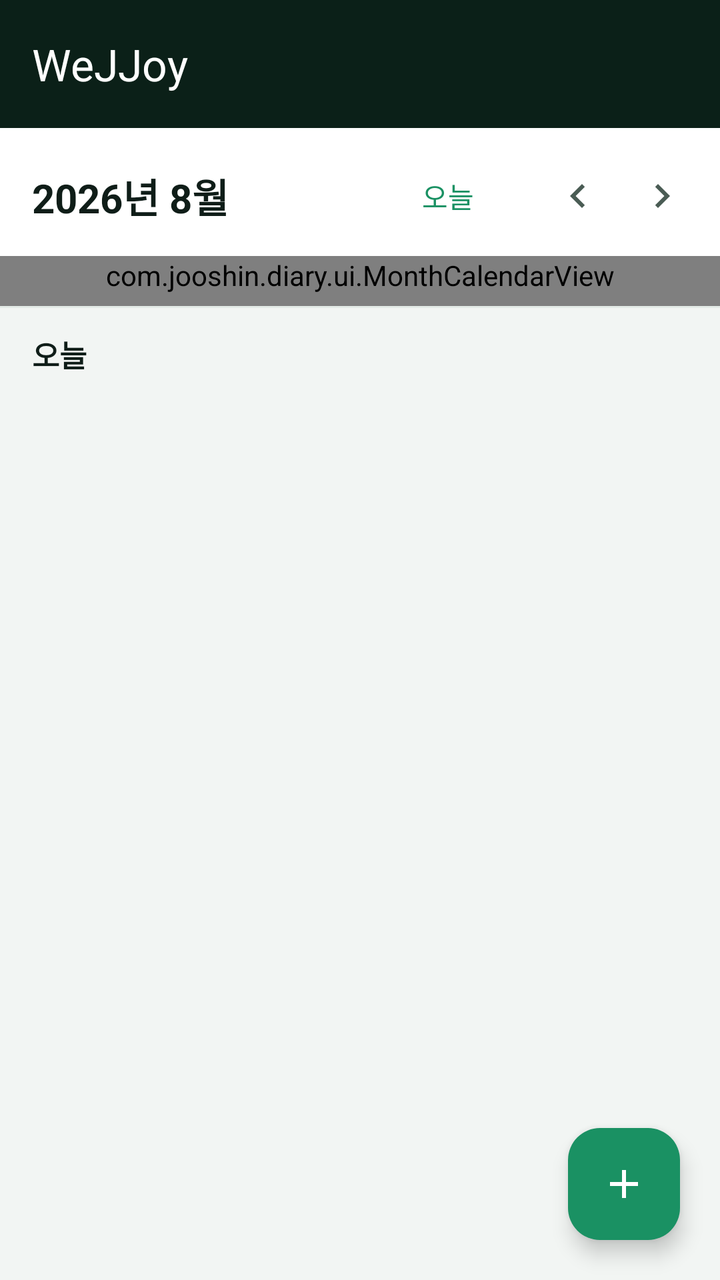
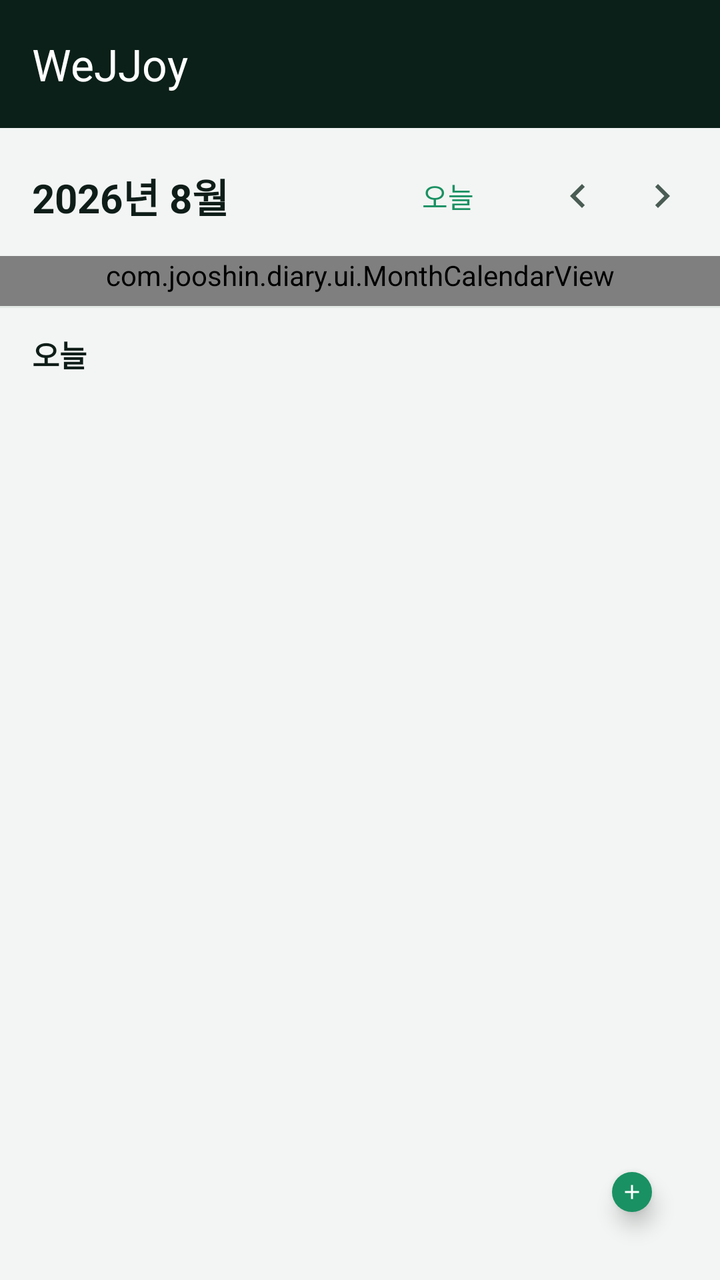

Two renders of the same Android screen: before a commit and after it. Below are the layout's source before the change and the commit's diff.
<!-- AndroidManifest.xml: application theme Theme.MyDiary -->
<!-- res/layout/activity_main.xml -->
<?xml version="1.0" encoding="utf-8"?>
<androidx.coordinatorlayout.widget.CoordinatorLayout
    xmlns:android="http://schemas.android.com/apk/res/android"
    xmlns:app="http://schemas.android.com/apk/res-auto"
    android:layout_width="match_parent"
    android:layout_height="match_parent"
    android:background="?android:attr/colorBackground">

    <com.google.android.material.appbar.AppBarLayout
        android:layout_width="match_parent"
        android:layout_height="wrap_content"
        android:fitsSystemWindows="true"
        app:elevation="0dp">

        <com.google.android.material.appbar.MaterialToolbar
            android:id="@+id/toolbar"
            android:layout_width="match_parent"
            android:layout_height="?attr/actionBarSize"
            android:background="?attr/appToolbar"
            android:theme="@style/ThemeOverlay.MaterialComponents.Dark.ActionBar"
            app:title="WeJJoy"
            app:titleTextColor="@color/white" />

        
        <LinearLayout
            android:layout_width="match_parent"
            android:layout_height="wrap_content"
            android:orientation="vertical"
            app:layout_scrollFlags="scroll|enterAlways">

            <LinearLayout
                android:layout_width="match_parent"
                android:layout_height="wrap_content"
                android:orientation="horizontal"
                android:gravity="center_vertical"
                android:paddingStart="12dp"
                android:paddingEnd="8dp"
                android:paddingTop="10dp"
                android:paddingBottom="6dp">

                <TextView
                    android:id="@+id/tvMonthTitle"
                    android:layout_width="0dp"
                    android:layout_height="wrap_content"
                    android:layout_weight="1"
                    android:background="?attr/selectableItemBackground"
                    android:padding="4dp"
                    android:text="2026년 8월"
                    android:textColor="?attr/colorOnSurface"
                    android:textSize="20sp"
                    android:textStyle="bold" />

                <com.google.android.material.button.MaterialButton
                    android:id="@+id/btnToday"
                    style="@style/Widget.Material3.Button.TextButton"
                    android:layout_width="wrap_content"
                    android:layout_height="wrap_content"
                    android:text="오늘" />

                <ImageButton
                    android:id="@+id/btnPrevMonth"
                    android:layout_width="42dp"
                    android:layout_height="42dp"
                    android:background="?attr/selectableItemBackgroundBorderless"
                    android:contentDescription="이전 달"
                    android:src="@drawable/ic_chevron_left"
                    app:tint="?attr/colorOnSurfaceVariant" />

                <ImageButton
                    android:id="@+id/btnNextMonth"
                    android:layout_width="42dp"
                    android:layout_height="42dp"
                    android:background="?attr/selectableItemBackgroundBorderless"
                    android:contentDescription="다음 달"
                    android:src="@drawable/ic_chevron_right"
                    app:tint="?attr/colorOnSurfaceVariant" />
            </LinearLayout>

            <com.jooshin.diary.ui.MonthCalendarView
                android:id="@+id/calendarView"
                android:layout_width="match_parent"
                android:layout_height="wrap_content"
                android:paddingStart="6dp"
                android:paddingEnd="6dp"
                android:paddingBottom="6dp" />

            <View
                android:layout_width="match_parent"
                android:layout_height="1dp"
                android:background="?attr/colorOutlineVariant" />
        </LinearLayout>
    </com.google.android.material.appbar.AppBarLayout>

    <LinearLayout
        android:layout_width="match_parent"
        android:layout_height="match_parent"
        android:orientation="vertical"
        app:layout_behavior="@string/appbar_scrolling_view_behavior">

        <LinearLayout
            android:layout_width="match_parent"
            android:layout_height="wrap_content"
            android:orientation="horizontal"
            android:gravity="center_vertical|bottom"
            android:paddingStart="16dp"
            android:paddingEnd="16dp"
            android:paddingTop="12dp"
            android:paddingBottom="1dp">

            <TextView
                android:id="@+id/tvSelectedDate"
                android:layout_width="wrap_content"
                android:layout_height="wrap_content"
                android:text="오늘"
                android:textColor="?attr/colorOnSurface"
                android:textSize="15sp"
                android:textStyle="bold" />

            <TextView
                android:id="@+id/tvSelectedLunar"
                android:layout_width="wrap_content"
                android:layout_height="wrap_content"
                android:layout_marginStart="6dp"
                android:text=""
                android:textColor="?attr/appTextMuted"
                android:textSize="12sp" />
        </LinearLayout>

        <TextView
            android:id="@+id/tvSelectedInfo"
            android:layout_width="match_parent"
            android:layout_height="wrap_content"
            android:ellipsize="end"
            android:maxLines="2"
            android:paddingStart="16dp"
            android:paddingEnd="16dp"
            android:paddingBottom="4dp"
            android:text=""
            android:textColor="?attr/appTextMuted"
            android:textSize="12sp" />

        <FrameLayout
            android:layout_width="match_parent"
            android:layout_height="0dp"
            android:layout_weight="1">

            <androidx.recyclerview.widget.RecyclerView
                android:id="@+id/recyclerEntries"
                android:layout_width="match_parent"
                android:layout_height="match_parent"
                android:clipToPadding="false"
                android:paddingStart="12dp"
                android:paddingEnd="12dp"
                android:paddingTop="4dp"
                android:paddingBottom="96dp" />

            <TextView
                android:id="@+id/tvEmpty"
                android:layout_width="wrap_content"
                android:layout_height="wrap_content"
                android:layout_gravity="center"
                android:text="이 날의 기록이 없습니다.\n아래 + 버튼으로 추가하세요."
                android:gravity="center"
                android:textColor="?attr/appTextMuted"
                android:textSize="14sp"
                android:visibility="gone" />
        </FrameLayout>
    </LinearLayout>

    <com.google.android.material.floatingactionbutton.FloatingActionButton
        android:id="@+id/fabAdd"
        android:layout_width="wrap_content"
        android:layout_height="wrap_content"
        android:layout_gravity="bottom|end"
        android:layout_margin="20dp"
        app:fabSize="mini"
        android:contentDescription="일기 추가"
        android:src="@drawable/ic_add"
        app:backgroundTint="?attr/colorPrimary"
        app:tint="@color/white" />
</androidx.coordinatorlayout.widget.CoordinatorLayout>
<!-- resources referenced by this layout -->
<resources>
  <color name="white">#FFFFFFFF</color>
  <!-- drawable ic_add (drawable) -->
  <vector xmlns:android="http://schemas.android.com/apk/res/android"
      android:width="24dp" android:height="24dp"
      android:viewportWidth="24" android:viewportHeight="24">
      <path android:fillColor="#000000"
          android:pathData="M19,13h-6v6h-2v-6H5v-2h6V5h2v6h6v2z" />
  </vector>
  <!-- drawable ic_chevron_left (drawable) -->
  <vector xmlns:android="http://schemas.android.com/apk/res/android"
      android:width="24dp" android:height="24dp"
      android:viewportWidth="24" android:viewportHeight="24">
      <path android:fillColor="#000000"
          android:pathData="M15.41,7.41L14,6l-6,6 6,6 1.41,-1.41L10.83,12z" />
  </vector>
  <!-- drawable ic_chevron_right (drawable) -->
  <vector xmlns:android="http://schemas.android.com/apk/res/android"
      android:width="24dp" android:height="24dp"
      android:viewportWidth="24" android:viewportHeight="24">
      <path android:fillColor="#000000"
          android:pathData="M10,6L8.59,7.41 13.17,12l-4.58,4.59L10,18l6,-6z" />
  </vector>
  <style name="Theme.MyDiary" parent="Theme.EnJJoy.Green" />
  <style name="Theme.EnJJoy.Green" parent="Theme.EnJJoy.Base">
          <item name="colorPrimary">@color/pg_accent</item>
          <item name="colorOnPrimary">@color/pg_on_selected</item>
          <item name="colorPrimaryContainer">@color/pg_accent</item>
          <item name="colorOnPrimaryContainer">@color/pg_on_selected</item>
          <item name="colorSecondary">@color/pg_accent</item>
          <item name="colorOnSecondary">@color/pg_on_selected</item>
          <item name="colorSecondaryContainer">@color/pg_mood_bg</item>
          <item name="colorOnSecondaryContainer">@color/pg_toolbar</item>
          <item name="colorSurface">@color/pg_surface</item>
          <item name="colorOnSurface">@color/pg_text_primary</item>
          <item name="colorSurfaceVariant">@color/pg_section</item>
          <item name="colorOnSurfaceVariant">@color/pg_text_secondary</item>
          <item name="colorOutline">@color/pg_stroke</item>
          <item name="colorOutlineVariant">@color/pg_divider</item>
          <item name="android:colorBackground">@color/pg_bg</item>
          <item name="colorOnBackground">@color/pg_text_primary</item>
          <item name="colorControlActivated">@color/pg_accent</item>
          <item name="android:statusBarColor">@color/pg_toolbar</item>
          <item name="android:navigationBarColor">@color/pg_bg</item>
          <item name="appToolbar">@color/pg_toolbar</item>
          <item name="appTextMuted">@color/pg_text_muted</item>
          <item name="appMoodBg">@color/pg_mood_bg</item>
          <item name="appCalGrid">@color/pg_cal_grid</item>
          <item name="appTodayRing">@color/pg_today_ring</item>
          <item name="appOnBrandMuted">@color/pg_cal_outside</item>
      </style>
  <style name="Theme.EnJJoy.Base" parent="Theme.Material3.DayNight.NoActionBar">
          <item name="colorError">@color/lock_error</item>
          <item name="android:windowLightStatusBar">false</item>
      </style>
  <color name="pg_accent">#FF1A9163</color>
  <color name="pg_on_selected">#FFFFFFFF</color>
  <color name="pg_mood_bg">#FFD9EDE3</color>
  <color name="pg_toolbar">#FF0B2018</color>
  <color name="pg_surface">#FFFFFFFF</color>
  <color name="pg_text_primary">#FF0F1D18</color>
  <color name="pg_section">#FFEFF4F1</color>
  <color name="pg_text_secondary">#FF4A5C54</color>
  <color name="pg_stroke">#FFDFE7E2</color>
  <color name="pg_divider">#FFE3EAE6</color>
  <color name="pg_bg">#FFF2F5F3</color>
  <color name="pg_text_muted">#FF86958D</color>
  <color name="pg_cal_grid">#FFD3DCD7</color>
  <color name="pg_today_ring">#FF0B1512</color>
  <color name="pg_cal_outside">#FFB4C1BA</color>
  <color name="lock_error">#FFE06A5E</color>
</resources>

<!-- the commit's change to res/layout/activity_main.xml (unified diff, before → after) -->
@@ -1,16 +1,14 @@
 <?xml version="1.0" encoding="utf-8"?>
-<androidx.coordinatorlayout.widget.CoordinatorLayout
-    xmlns:android="http://schemas.android.com/apk/res/android"
+<FrameLayout xmlns:android="http://schemas.android.com/apk/res/android"
     xmlns:app="http://schemas.android.com/apk/res-auto"
     android:layout_width="match_parent"
     android:layout_height="match_parent"
     android:background="?android:attr/colorBackground">
 
-    <com.google.android.material.appbar.AppBarLayout
+    <LinearLayout
         android:layout_width="match_parent"
-        android:layout_height="wrap_content"
-        android:fitsSystemWindows="true"
-        app:elevation="0dp">
+        android:layout_height="match_parent"
+        android:orientation="vertical">
 
         <com.google.android.material.appbar.MaterialToolbar
             android:id="@+id/toolbar"
@@ -23,10 +21,12 @@
 
         
         <LinearLayout
+            android:id="@+id/headerContainer"
             android:layout_width="match_parent"
             android:layout_height="wrap_content"
             android:orientation="vertical"
-            app:layout_scrollFlags="scroll|enterAlways">
+            android:clipChildren="true"
+            android:clipToPadding="true">
 
             <LinearLayout
                 android:layout_width="match_parent"
@@ -89,82 +89,82 @@
                 android:layout_height="1dp"
                 android:background="?attr/colorOutlineVariant" />
         </LinearLayout>
-    </com.google.android.material.appbar.AppBarLayout>
-
-    <LinearLayout
-        android:layout_width="match_parent"
-        android:layout_height="match_parent"
-        android:orientation="vertical"
-        app:layout_behavior="@string/appbar_scrolling_view_behavior">
 
         <LinearLayout
             android:layout_width="match_parent"
-            android:layout_height="wrap_content"
-            android:orientation="horizontal"
-            android:gravity="center_vertical|bottom"
-            android:paddingStart="16dp"
-            android:paddingEnd="16dp"
-            android:paddingTop="12dp"
-            android:paddingBottom="1dp">
+            android:layout_height="0dp"
+            android:layout_weight="1"
+            android:orientation="vertical">
+
+            <LinearLayout
+                android:layout_width="match_parent"
+                android:layout_height="wrap_content"
+                android:orientation="horizontal"
+                android:gravity="center_vertical|bottom"
+                android:paddingStart="16dp"
+                android:paddingEnd="16dp"
+                android:paddingTop="12dp"
+                android:paddingBottom="1dp">
+
+                <TextView
+                    android:id="@+id/tvSelectedDate"
+                    android:layout_width="wrap_content"
+                    android:layout_height="wrap_content"
+                    android:text="오늘"
+                    android:textColor="?attr/colorOnSurface"
+                    android:textSize="15sp"
+                    android:textStyle="bold" />
+
+                <TextView
+                    android:id="@+id/tvSelectedLunar"
+                    android:layout_width="wrap_content"
+                    android:layout_height="wrap_content"
+                    android:layout_marginStart="6dp"
+                    android:text=""
+                    android:textColor="?attr/appTextMuted"
+                    android:textSize="12sp" />
+            </LinearLayout>
 
             <TextView
-                android:id="@+id/tvSelectedDate"
-                android:layout_width="wrap_content"
+                android:id="@+id/tvSelectedInfo"
+                android:layout_width="match_parent"
                 android:layout_height="wrap_content"
-                android:text="오늘"
-                android:textColor="?attr/colorOnSurface"
-                android:textSize="15sp"
-                android:textStyle="bold" />
-
-            <TextView
-                android:id="@+id/tvSelectedLunar"
-                android:layout_width="wrap_content"
-                android:layout_height="wrap_content"
-                android:layout_marginStart="6dp"
+                android:ellipsize="end"
+                android:maxLines="2"
+                android:paddingStart="16dp"
+                android:paddingEnd="16dp"
+                android:paddingBottom="4dp"
                 android:text=""
                 android:textColor="?attr/appTextMuted"
                 android:textSize="12sp" />
+
+            <FrameLayout
+                android:layout_width="match_parent"
+                android:layout_height="0dp"
+                android:layout_weight="1">
+
+                <androidx.recyclerview.widget.RecyclerView
+                    android:id="@+id/recyclerEntries"
+                    android:layout_width="match_parent"
+                    android:layout_height="match_parent"
+                    android:clipToPadding="false"
+                    android:paddingStart="12dp"
+                    android:paddingEnd="12dp"
+                    android:paddingTop="4dp"
+                    android:paddingBottom="96dp" />
+
+                <TextView
+                    android:id="@+id/tvEmpty"
+                    android:layout_width="wrap_content"
+                    android:layout_height="wrap_content"
+                    android:layout_gravity="center"
+                    android:text="이 날의 기록이 없습니다.\n아래 + 버튼으로 추가하세요."
+                    android:gravity="center"
+                    android:textColor="?attr/appTextMuted"
+                    android:textSize="14sp"
+                    android:visibility="gone" />
+            </FrameLayout>
         </LinearLayout>
-
-        <TextView
-            android:id="@+id/tvSelectedInfo"
-            android:layout_width="match_parent"
-            android:layout_height="wrap_content"
-            android:ellipsize="end"
-            android:maxLines="2"
-            android:paddingStart="16dp"
-            android:paddingEnd="16dp"
-            android:paddingBottom="4dp"
-            android:text=""
-            android:textColor="?attr/appTextMuted"
-            android:textSize="12sp" />
-
-        <FrameLayout
-            android:layout_width="match_parent"
-            android:layout_height="0dp"
-            android:layout_weight="1">
-
-            <androidx.recyclerview.widget.RecyclerView
-                android:id="@+id/recyclerEntries"
-                android:layout_width="match_parent"
-                android:layout_height="match_parent"
-                android:clipToPadding="false"
-                android:paddingStart="12dp"
-                android:paddingEnd="12dp"
-                android:paddingTop="4dp"
-                android:paddingBottom="96dp" />
-
-            <TextView
-                android:id="@+id/tvEmpty"
-                android:layout_width="wrap_content"
-                android:layout_height="wrap_content"
-                android:layout_gravity="center"
-                android:text="이 날의 기록이 없습니다.\n아래 + 버튼으로 추가하세요."
-                android:gravity="center"
-                android:textColor="?attr/appTextMuted"
-                android:textSize="14sp"
-                android:visibility="gone" />
-        </FrameLayout>
     </LinearLayout>
 
     <com.google.android.material.floatingactionbutton.FloatingActionButton
@@ -173,9 +173,10 @@
         android:layout_height="wrap_content"
         android:layout_gravity="bottom|end"
         android:layout_margin="20dp"
-        app:fabSize="mini"
+        app:fabCustomSize="20dp"
+        app:maxImageSize="12dp"
         android:contentDescription="일기 추가"
         android:src="@drawable/ic_add"
         app:backgroundTint="?attr/colorPrimary"
         app:tint="@color/white" />
-</androidx.coordinatorlayout.widget.CoordinatorLayout>
+</FrameLayout>
